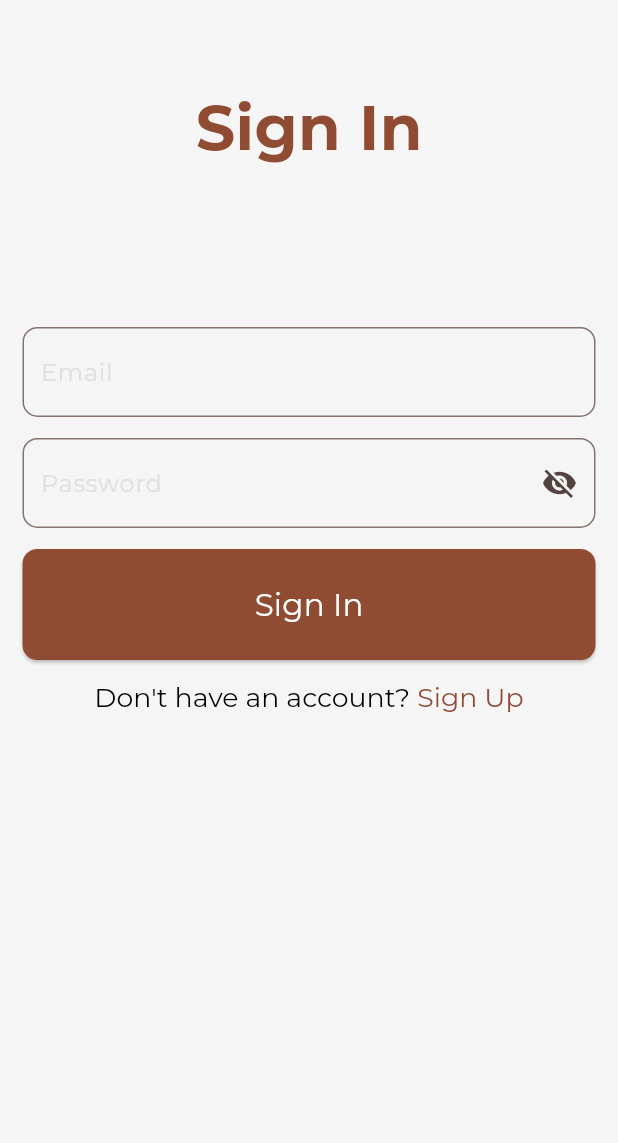
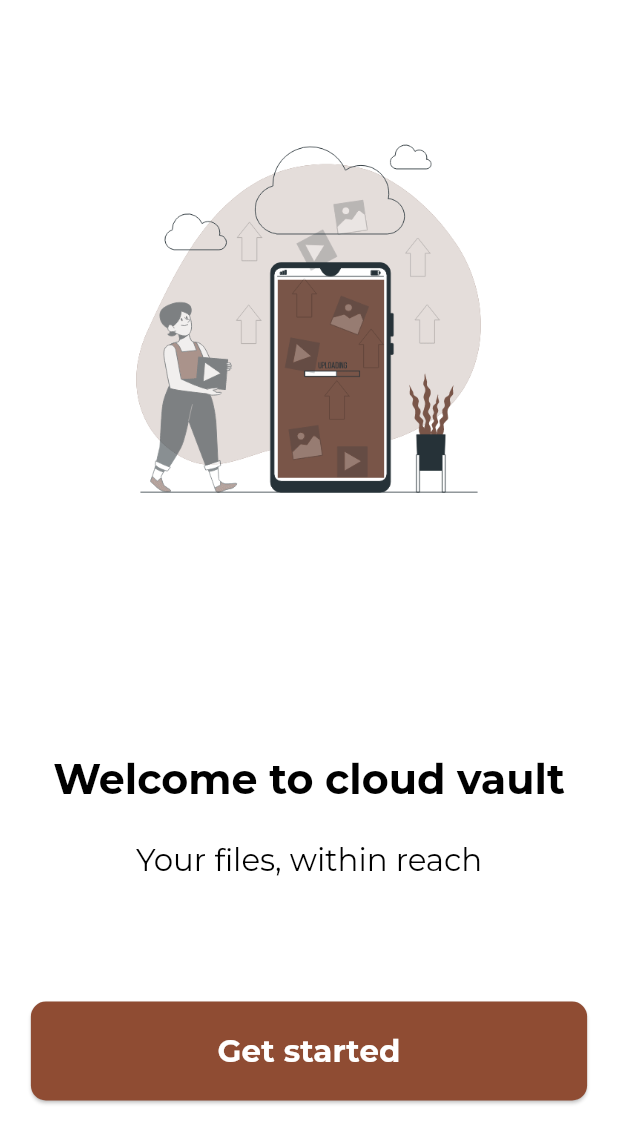
Before and after one commit to mustapha-amin/cloud_vault, a Flutter app: the screen it shows after launch, on a phone screen of 412 x 824 dp. Shown: the top 1143 px of the screen. Run offline on Flutter 3.47's test engine with Material 2 defaults, Android fonts, the light colour scheme and no system bars; our stand-ins replace firebase_auth, google_fonts, shared_preferences, sizer; accounts and stored records are empty.

Commit message:
implemeented auth provider and onboarding screen

```diff
--- /dev/null
+++ b/lib/utils/auth_constants.dart
@@ -0,0 +1,10 @@
+import 'package:firebase_auth/firebase_auth.dart';
+
+class AuthConstants {
+  static FirebaseAuth _firebaseAuth = FirebaseAuth.instance;
+
+  static User? get user => _firebaseAuth.currentUser;
+  static Stream<User?> get authStateChanges => _firebaseAuth.authStateChanges();
+  static String? get userId => _firebaseAuth.currentUser!.uid;
+
+}
--- a/lib/utils/textfield_decoration.dart
+++ b/lib/utils/textfield_decoration.dart
@@ -5,6 +5,6 @@ InputDecoration defaultInputDecoration() => InputDecoration(
       contentPadding: const EdgeInsets.symmetric(horizontal: 8, vertical: 18),
       border: OutlineInputBorder(borderRadius: BorderRadius.circular(10)),
       hintStyle: GoogleFonts.montserrat(
-        color: Colors.grey[300],
+        color: Colors.grey[600],
       ),
     );
--- a/lib/utils/theme.dart
+++ b/lib/utils/theme.dart
@@ -6,7 +6,7 @@ class Apptheme {
     return ThemeData(
       useMaterial3: true,
       scaffoldBackgroundColor:
-          isDark ? const Color.fromARGB(255, 31, 31, 31) : Colors.grey[100],
+          isDark ? const Color.fromARGB(255, 31, 31, 31) : Colors.white,
       colorScheme: ColorScheme.fromSeed(seedColor: Colors.brown),
       elevatedButtonTheme: ElevatedButtonThemeData(
         style: ElevatedButton.styleFrom(
--- a/lib/views/screens/auth/authenticate.dart
+++ b/lib/views/screens/auth/authenticate.dart
@@ -1,4 +1,4 @@
-import 'package:cloud_vault/providers/auth_provider.dart';
+import 'package:cloud_vault/providers/auth_status_provider.dart';
 import 'package:cloud_vault/views/screens/auth/log_in.dart';
 import 'package:cloud_vault/views/screens/auth/sign_up.dart';
 import 'package:flutter/material.dart';
@@ -9,7 +9,7 @@ class Authenticate extends StatelessWidget {
 
   @override
   Widget build(BuildContext context) {
-    var signInStatus = Provider.of<AuthProvider>(context);
+    var signInStatus = Provider.of<AuthStatusProvider>(context);
     return signInStatus.isSignIn ? const SignIn() : const SignUp();
   }
 }
--- a/lib/views/screens/auth/log_in.dart
+++ b/lib/views/screens/auth/log_in.dart
@@ -1,4 +1,4 @@
-import 'package:cloud_vault/providers/auth_provider.dart';
+import 'package:cloud_vault/providers/auth_status_provider.dart';
 import 'package:cloud_vault/utils/spacings.dart';
 import 'package:cloud_vault/utils/textfield_decoration.dart';
 import 'package:cloud_vault/utils/textstyle.dart';
@@ -112,7 +112,7 @@ class _SignInState extends State<SignIn> {
                         text: " Sign Up",
                         recognizer: TapGestureRecognizer()
                           ..onTap = () {
-                            context.read<AuthProvider>().toggleStatus();
+                            context.read<AuthStatusProvider>().toggleStatus();
                           },
                       ),
                     ],
--- a/lib/views/screens/auth/sign_up.dart
+++ b/lib/views/screens/auth/sign_up.dart
@@ -5,7 +5,7 @@ import 'package:flutter/material.dart';
 import 'package:provider/provider.dart';
 import 'package:sizer/sizer.dart';
 
-import '../../../providers/auth_provider.dart';
+import '../../../providers/auth_status_provider.dart';
 
 class SignUp extends StatefulWidget {
   const SignUp({super.key});
@@ -119,7 +119,7 @@ class _SignUpState extends State<SignUp> {
                         text: " Log In",
                         recognizer: TapGestureRecognizer()
                           ..onTap = () {
-                            context.read<AuthProvider>().toggleStatus();
+                            context.read<AuthStatusProvider>().toggleStatus();
                           },
                       ),
                     ],
--- /dev/null
+++ b/lib/views/screens/onboarding/onboarding.dart
@@ -0,0 +1,63 @@
+import 'package:cloud_vault/utils/spacings.dart';
+import 'package:cloud_vault/utils/textstyle.dart';
+import 'package:flutter/material.dart';
+import 'package:sizer/sizer.dart';
+
+class Onboarding extends StatelessWidget {
+  const Onboarding({super.key});
+
+  @override
+  Widget build(BuildContext context) {
+    return Scaffold(
+      body: Column(
+        mainAxisAlignment: MainAxisAlignment.center,
+        crossAxisAlignment: CrossAxisAlignment.center,
+        children: [
+          Image.asset(
+            'assets/images/Uploading.gif',
+            width: 80.w,
+            height: 30.h,
+            colorBlendMode: BlendMode.color,
+          ),
+          addVerticalSpacing(20.h),
+          Center(
+            child: RichText(
+              textAlign: TextAlign.center,
+              text: TextSpan(
+                text: "Welcome to cloud vault",
+                style: kTextStyle(
+                    context: context, size: 20, fontWeight: FontWeight.bold),
+                children: [
+                  TextSpan(
+                    text: "\n\nYour files, within reach",
+                    style: kTextStyle(context: context, size: 15),
+                  )
+                ],
+              ),
+            ),
+          ),
+          addVerticalSpacing(10.h),
+          SizedBox(
+            width: 90.w,
+            height: 8.h,
+            child: ElevatedButton(
+              style: ElevatedButton.styleFrom(
+                backgroundColor: Theme.of(context).primaryColor,
+              ),
+              onPressed: () {},
+              child: Text(
+                "Get started",
+                style: kTextStyle(
+                  context: context,
+                  size: 15,
+                  color: Colors.white,
+                  fontWeight: FontWeight.bold,
+                ),
+              ),
+            ),
+          ),
+        ],
+      ),
+    );
+  }
+}
--- a/pubspec.yaml
+++ b/pubspec.yaml
@@ -17,6 +17,7 @@ dependencies:
   provider: ^6.0.5
   shared_preferences: ^2.2.0
   google_fonts: ^5.1.0
+  flutter_animate: ^4.2.0
 
 dev_dependencies:
   flutter_test:
@@ -25,3 +26,5 @@ dev_dependencies:
 
 flutter:
   uses-material-design: true
+  assets:
+    - assets/images/
```
Also changed, not shown: lib/main.dart (+6 -1 lines), lib/providers/auth_provider.dart (+73 -3 lines), lib/providers/auth_status_provider.dart (added, +10 -0 lines), lib/views/widgets/error_dialog.dart (added, +29 -0 lines), assets/images/Uploading.gif (added), pubspec.lock.
